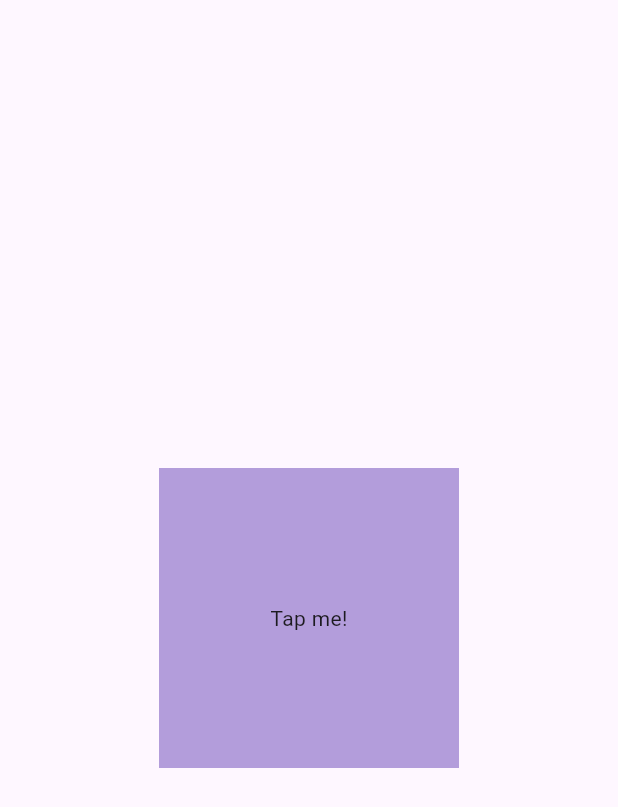
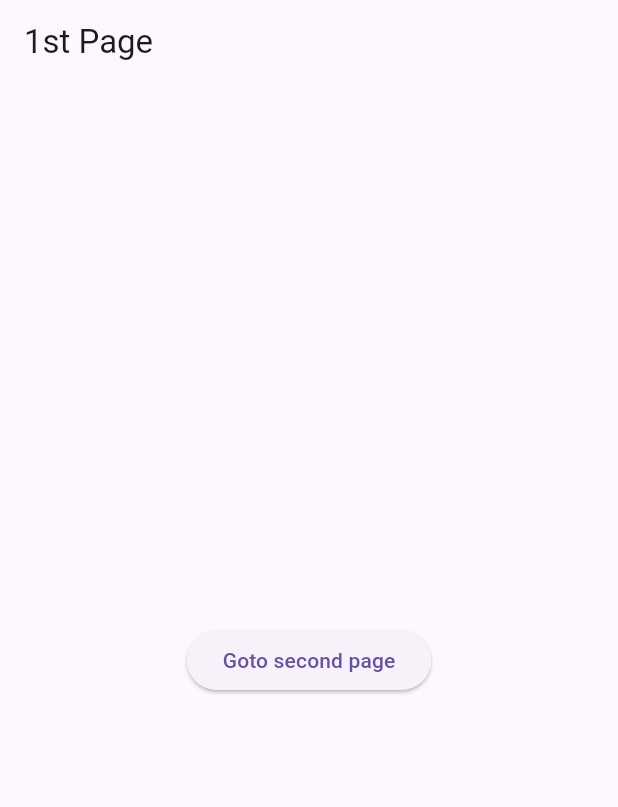
Before and after one commit to kbaduwal/Flutter, a Flutter app: the screen it shows after launch, on a phone screen of 412 x 824 dp. Shown: the top 807 px of the screen. Run offline on Flutter 3.47's test engine with Material 3 defaults, Android fonts, the phone set to English and light mode, and no system bars.

```diff
--- a/lib/main.dart
+++ b/lib/main.dart
@@ -1,6 +1,8 @@
 // ignore_for_file: prefer_const_constructors_in_immutables
 
 import 'package:flutter/material.dart';
+import 'package:flutter_application_1/pages/first_page.dart';
+import 'package:flutter_application_1/pages/second_page.dart';
 
 void main() {
   runApp(MyApp());
@@ -9,32 +11,17 @@ void main() {
 class MyApp extends StatelessWidget {
    MyApp({super.key});
 
-   //Function & method
-   void uerTapped(){
-     print("User Tapped.");
-   }
-
 
 
   @override
   Widget build(BuildContext context) {
     return MaterialApp(
       debugShowCheckedModeBanner: false,
-      home: Scaffold(
-        //Align the container on above another
-        body: Center(
-          child: GestureDetector(
-            onTap: uerTapped,
-            child: Container(
-              height: 200,
-              width: 200,
-              color: Colors.deepPurple[200],
-              child: Center(child: Text("Tap me!"),
-              ),
-            ),
-          ),
-        )
-      ),
+      home: FirstPage(),
+      routes: {
+        './firstpage':(context) => FirstPage(),
+        './secondpage':(context) => SecondPage(),
+      },
     );
   }
 }
--- /dev/null
+++ b/lib/pages/first_page.dart
@@ -0,0 +1,29 @@
+import 'package:flutter/material.dart';
+
+class FirstPage extends StatelessWidget{
+  const FirstPage({super.key});
+
+  @override
+  Widget build(BuildContext context) {
+    return Scaffold(
+      appBar: AppBar(
+        title: Text("1st Page"),
+      ),
+      body: Center(
+        child: ElevatedButton(
+            child: Text("Goto second page"),
+        onPressed: (){
+              Navigator.pushNamed(context, './secondpage');
+          //     //Navigate to second page
+          // Navigator.push(context,
+          // MaterialPageRoute(builder: (context)=>SecondPage(),
+          // )
+          // );
+
+        }),
+      ),
+
+    );
+
+  }
+}
```
Also changed, not shown: lib/pages/second_page.dart (added, +15 -0 lines).
